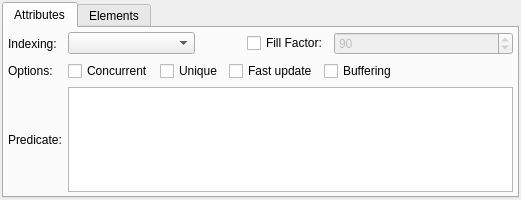
Above: libs/libgui/ui/dbobjects/indexwidget.ui from pgmodeler/pgmodeler before the change. Below: the same form after it.
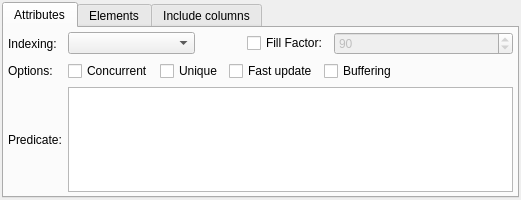
That is the form after the change.

Commit message: Start to adding support to included columns on indexes (issue #1555). Pending the reverse engineering of included columns.

Patch:
```diff
--- a/libs/libgui/ui/dbobjects/indexwidget.ui
+++ b/libs/libgui/ui/dbobjects/indexwidget.ui
@@ -357,6 +357,11 @@
        <string>Elements</string>
       </attribute>
      </widget>
+     <widget class="QWidget" name="tab">
+      <attribute name="title">
+       <string>Include columns</string>
+      </attribute>
+     </widget>
     </widget>
    </item>
   </layout>
```
Left out of the diff: 4 changed lines with no effect on the pictures. The commit also changes 15 other files.
